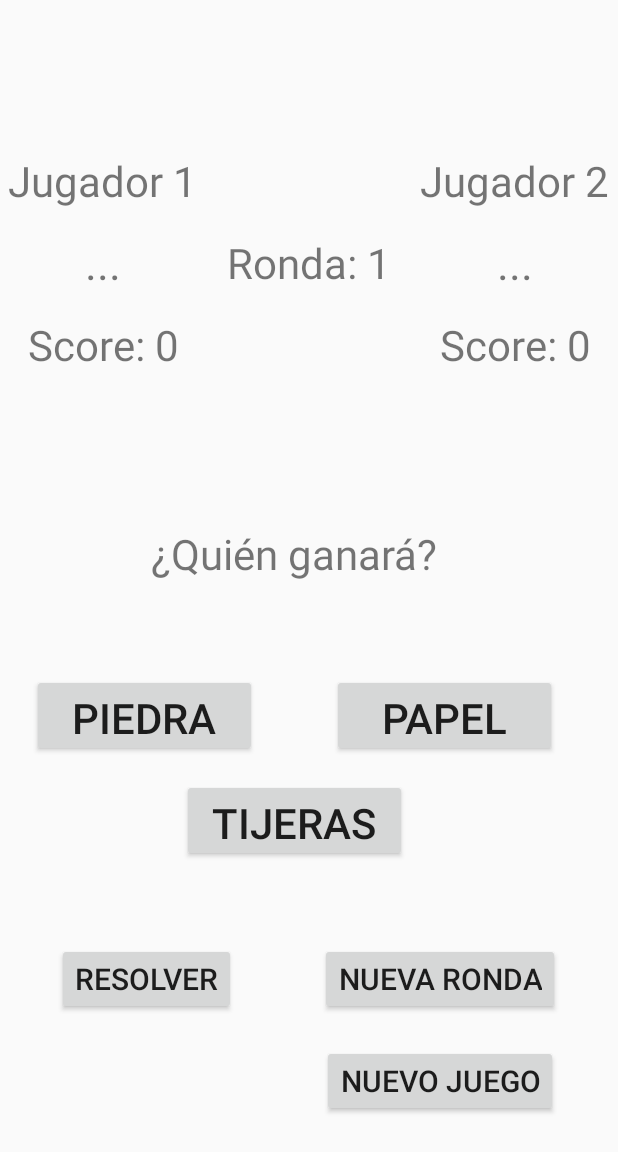
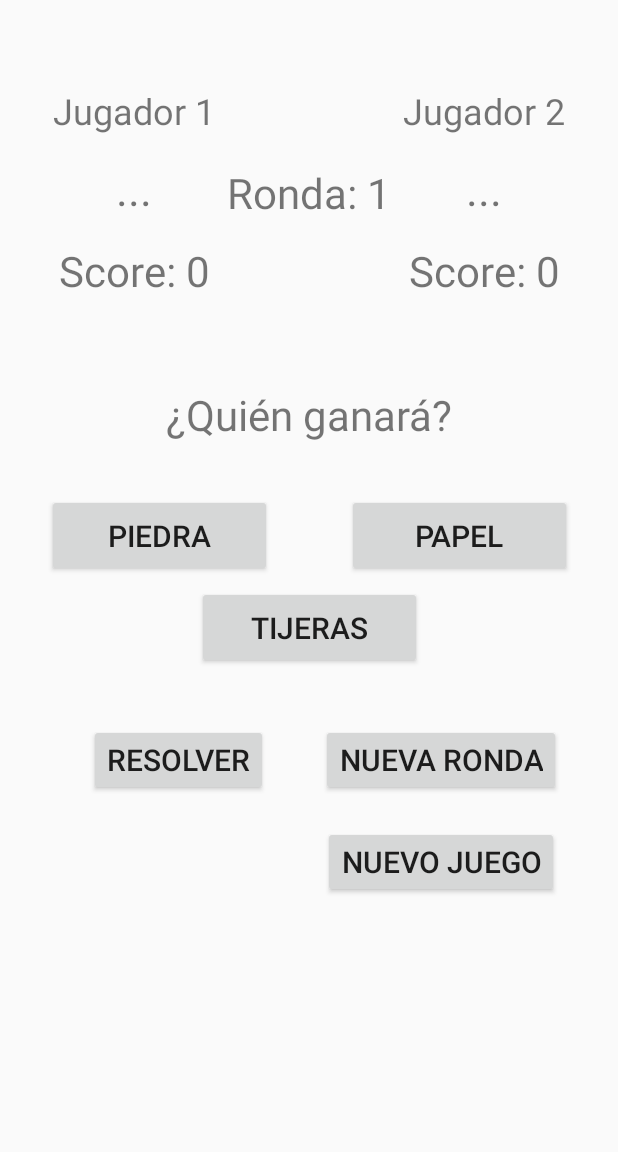
Before and after one commit to MiRA011/7BlueDogs, an Android app: the screen it shows after launch (MainActivity), on a phone screen of 412 x 824 dp. Shown: the top 1152 px of the screen. Run offline under Robolectric (Android 15) with nearby library versions, the light colour scheme and no system bars.

Commit message:
problemas de interfaces

```diff
--- a/PiedraPapelTijeras/app/src/main/res/layout/content_main.xml
+++ b/PiedraPapelTijeras/app/src/main/res/layout/content_main.xml
@@ -5,18 +5,20 @@
     android:id="@+id/MainLayout"
     android:layout_width="match_parent"
     android:layout_height="match_parent"
+    android:layout_marginBottom="50dp"
     android:weightSum="3"
     app:layout_behavior="@string/appbar_scrolling_view_behavior">
 
     <LinearLayout
         android:id="@+id/LinearLayoutBotones"
-        android:layout_width="391dp"
-        android:layout_height="181dp"
+        android:layout_width="350dp"
+        android:layout_height="173dp"
         android:layout_weight="1"
+        android:baselineAligned="false"
         android:orientation="horizontal"
+        app:layout_constraintEnd_toEndOf="parent"
         app:layout_constraintStart_toStartOf="parent"
-        app:layout_constraintTop_toBottomOf="@+id/LinearLayout2"
-        android:baselineAligned="false">
+        app:layout_constraintTop_toBottomOf="@+id/LinearLayout2">
 
         <LinearLayout
             android:id="@+id/LinearLayoutResolver"
@@ -76,11 +78,12 @@
 
     <LinearLayout
         android:id="@+id/LinearLayout2"
-        android:layout_width="393dp"
-        android:layout_height="253dp"
+        android:layout_width="350dp"
+        android:layout_height="200sp"
+        android:layout_weight="1"
         android:orientation="vertical"
         android:weightSum="3"
-        android:layout_weight="1"
+        app:layout_constraintEnd_toEndOf="parent"
         app:layout_constraintStart_toStartOf="parent"
         app:layout_constraintTop_toBottomOf="@+id/LinearLayout1">
 
@@ -113,7 +116,7 @@
                 android:layout_height="55dp"
                 android:onClick="pulsaPiedra"
                 android:text="@string/piedra"
-                android:textSize="28sp" />
+                android:textSize="20sp" />
 
             <Space
                 android:layout_width="50dp"
@@ -125,7 +128,7 @@
                 android:layout_height="55dp"
                 android:onClick="pulsaPapel"
                 android:text="@string/papel"
-                android:textSize="28sp" />
+                android:textSize="20sp" />
         </LinearLayout>
 
         <LinearLayout
@@ -142,18 +145,19 @@
                 android:layout_height="55dp"
                 android:onClick="pulsaTijera"
                 android:text="@string/tijeras"
-                android:textSize="28sp" />
+                android:textSize="20sp" />
         </LinearLayout>
 
     </LinearLayout>
 
     <LinearLayout
         android:id="@+id/LinearLayout1"
-        android:layout_width="match_parent"
-        android:layout_height="350dp"
+        android:layout_width="350dp"
+        android:layout_height="257dp"
         android:layout_weight="1"
         android:baselineAligned="false"
         android:orientation="horizontal"
+        app:layout_constraintEnd_toEndOf="parent"
         app:layout_constraintStart_toStartOf="parent"
         app:layout_constraintTop_toTopOf="parent">
 
@@ -171,7 +175,7 @@
                 android:layout_height="wrap_content"
                 android:text="@string/jugador_1"
                 android:textAlignment="center"
-                android:textSize="28sp" />
+                android:textSize="24sp" />
 
             <Space
                 android:layout_width="match_parent"
@@ -228,7 +232,7 @@
                 android:layout_width="wrap_content"
                 android:layout_height="wrap_content"
                 android:text="@string/jugador_2"
-                android:textSize="28sp" />
+                android:textSize="24sp" />
 
             <Space
                 android:layout_width="match_parent"
```
